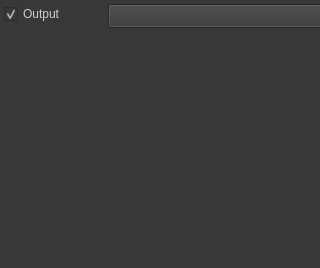
Above: qt/ChannelNodeWidgetForm.ui from Gaiger/ChiptuneMIDI before the change. Below: the same form after it.
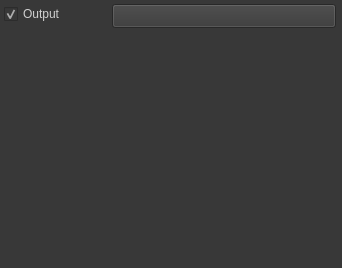
That is the form after the change.

Commit message: Relayout .ui files to match Qt6. The default layout is now based on Qt6. - Changed ChiptuneMidiWidget.ui: base base fin size from 14 to 11, 11 is the fundamental  font size now. - Update layouts in PitchTimbreFrame.ui and ChannelNodeWidget.ui to match Qt6 layout behavior. - For Qt5, add SetFontSizeForWidgetSubtree to rescale font sizes accordingly, to avoid excessively small. - Fixed bug in WaveChatView.cpp: `#if QT_VERSION_CHECK(6, 0, 0) >= QT_VERSION` should be `>`, not `>=`.

Diff of the .ui file:
```diff
--- a/qt/ChannelNodeWidgetForm.ui
+++ b/qt/ChannelNodeWidgetForm.ui
@@ -6,7 +6,7 @@
    <rect>
     <x>0</x>
     <y>0</y>
-    <width>320</width>
+    <width>342</width>
     <height>268</height>
    </rect>
   </property>
@@ -24,7 +24,7 @@
     <rect>
      <x>4</x>
      <y>4</y>
-     <width>74</width>
+     <width>88</width>
      <height>20</height>
     </rect>
    </property>
@@ -38,9 +38,9 @@
   <widget class="QPushButton" name="ExpandCollapsePushButton">
    <property name="geometry">
     <rect>
-     <x>108</x>
+     <x>112</x>
      <y>4</y>
-     <width>216</width>
+     <width>224</width>
      <height>24</height>
     </rect>
    </property>
@@ -64,7 +64,7 @@
   <widget class="QWidget" name="ColorWidget" native="true">
    <property name="geometry">
     <rect>
-     <x>84</x>
+     <x>92</x>
      <y>4</y>
      <width>16</width>
      <height>20</height>
```
The commit also changes 5 other files.
